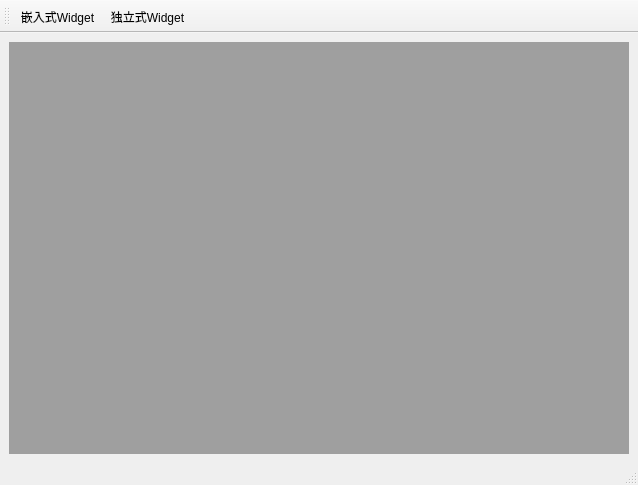
Old version of the form samp6_4/mainwindow.ui in the repository wlnetman/Qt59_cpp_dev_guide.
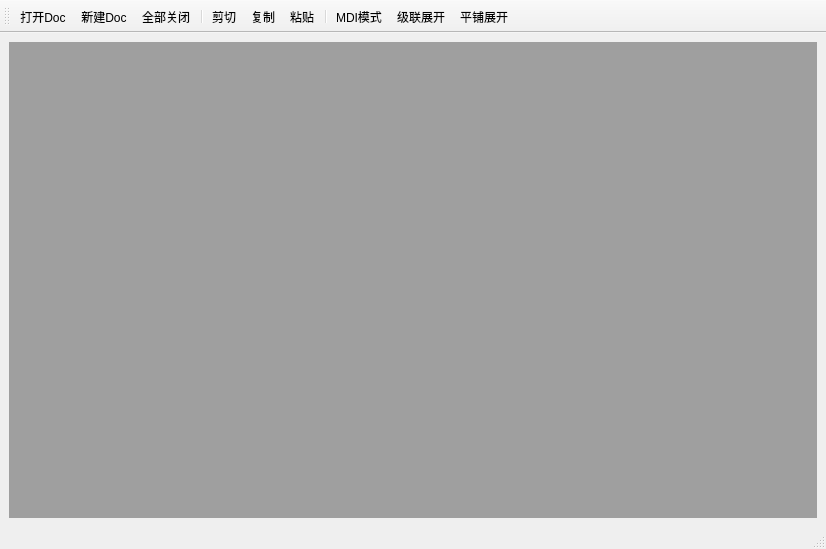
New version of the form. Icons and pictures are not drawn.

Commit message: MDI，可以同时看好几个周期的模式

```diff
--- a/samp6_4/mainwindow.ui
+++ b/samp6_4/mainwindow.ui
@@ -6,8 +6,8 @@
    <rect>
     <x>0</x>
     <y>0</y>
-    <width>638</width>
-    <height>485</height>
+    <width>826</width>
+    <height>549</height>
    </rect>
   </property>
   <property name="windowTitle">
@@ -25,7 +25,7 @@
     <rect>
      <x>0</x>
      <y>0</y>
-     <width>638</width>
+     <width>826</width>
      <height>26</height>
     </rect>
    </property>
@@ -44,31 +44,109 @@
    <attribute name="toolBarBreak">
     <bool>false</bool>
    </attribute>
-   <addaction name="actWidgetInsite"/>
-   <addaction name="actWidget"/>
+   <addaction name="actDoc_Open"/>
+   <addaction name="actDoc_New"/>
+   <addaction name="actClose"/>
+   <addaction name="separator"/>
+   <addaction name="actCut"/>
+   <addaction name="actCopy"/>
+   <addaction name="actPaste"/>
+   <addaction name="separator"/>
+   <addaction name="actMdi"/>
+   <addaction name="actCascade"/>
+   <addaction name="actTile"/>
   </widget>
-  <action name="actWidgetInsite">
+  <action name="actDoc_Open">
    <property name="icon">
-    <iconset resource="../samp6_3/res.qrc">
-     <normaloff>:/images/images/63_2.png</normaloff>:/images/images/63_2.png</iconset>
+    <iconset resource="res.qrc">
+     <normaloff>:/images/images/64_5.png</normaloff>:/images/images/64_5.png</iconset>
    </property>
    <property name="text">
-    <string>嵌入式Widget</string>
+    <string>打开Doc</string>
    </property>
    <property name="toolTip">
-    <string>嵌入式Widget</string>
+    <string>打开Doc</string>
    </property>
   </action>
-  <action name="actWidget">
+  <action name="actDoc_New">
    <property name="icon">
-    <iconset resource="../samp6_3/res.qrc">
-     <normaloff>:/images/images/63_1.png</normaloff>:/images/images/63_1.png</iconset>
+    <iconset resource="res.qrc">
+     <normaloff>:/images/images/64_6.png</normaloff>:/images/images/64_6.png</iconset>
    </property>
    <property name="text">
-    <string>独立式Widget</string>
+    <string>新建Doc</string>
    </property>
    <property name="toolTip">
-    <string>独立式Widget</string>
+    <string>新建Doc</string>
+   </property>
+  </action>
+  <action name="actClose">
+   <property name="icon">
+    <iconset resource="res.qrc">
+     <normaloff>:/images/images/64_5.png</normaloff>:/images/images/64_5.png</iconset>
+   </property>
+   <property name="text">
+    <string>全部关闭</string>
+   </property>
+   <property name="toolTip">
+    <string>全部关闭</string>
+   </property>
+  </action>
+  <action name="actCopy">
+   <property name="icon">
+    <iconset resource="res.qrc">
+     <normaloff>:/images/images/64_3.png</normaloff>:/images/images/64_3.png</iconset>
+   </property>
+   <property name="text">
+    <string>复制</string>
+   </property>
+   <property name="toolTip">
+    <string>复制</string>
+   </property>
+  </action>
+  <action name="actPaste">
+   <property name="icon">
+    <iconset resource="res.qrc">
+     <normaloff>:/images/images/64_1.png</normaloff>:/images/images/64_1.png</iconset>
+   </property>
+   <property name="text">
+    <string>粘贴</string>
+   </property>
+  </action>
+  <action name="actMdi">
+   <property name="icon">
+    <iconset resource="res.qrc">
+     <normaloff>:/images/images/64_5.png</normaloff>:/images/images/64_5.png</iconset>
+   </property>
+   <property name="text">
+    <string>MDI模式</string>
+   </property>
+  </action>
+  <action name="actCut">
+   <property name="icon">
+    <iconset resource="res.qrc">
+     <normaloff>:/images/images/64_2.png</normaloff>:/images/images/64_2.png</iconset>
+   </property>
+   <property name="text">
+    <string>剪切</string>
+   </property>
+  </action>
+  <action name="actCascade">
+   <property name="icon">
+    <iconset resource="res.qrc">
+     <normaloff>:/images/images/64_5.png</normaloff>:/images/images/64_5.png</iconset>
+   </property>
+   <property name="text">
+    <string>级联展开</string>
+   </property>
+  </action>
+  <action name="actTile">
+   <property name="icon">
+    <iconset resource="res.qrc">
+     <normaloff>:/images/images/64_5.png</normaloff>:/images/images/64_5.png</iconset>
+   </property>
+   <property name="text">
+    <string>平铺展开</string>
    </property>
   </action>
  </widget>
```
Left out of the diff: 2 changed lines with no effect on the pictures. The commit also changes 18 other files.
